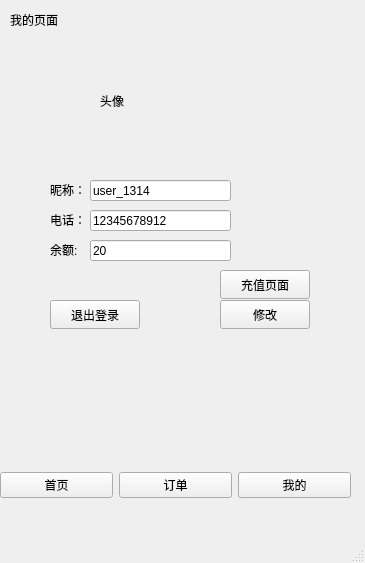
First picture: the form in client/mainwindow.ui, repository justinwills/ChargingPlatform, before the edit.
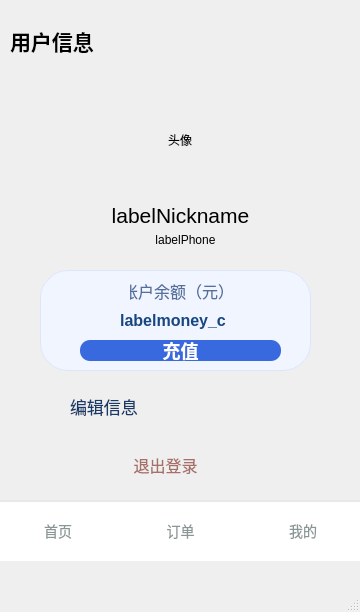
Second picture: the form after the edit.

Commit message:
把充电，用户信息，登录界面放在一起
-做了一些ui设计

Patch:
```diff
--- a/client/mainwindow.ui
+++ b/client/mainwindow.ui
@@ -6,8 +6,8 @@
    <rect>
     <x>0</x>
     <y>0</y>
-    <width>365</width>
-    <height>563</height>
+    <width>360</width>
+    <height>612</height>
    </rect>
   </property>
   <property name="windowTitle">
@@ -20,14 +20,27 @@
       <x>0</x>
       <y>0</y>
       <width>361</width>
-      <height>461</height>
+      <height>561</height>
      </rect>
     </property>
     <property name="autoFillBackground">
      <bool>false</bool>
     </property>
     <property name="styleSheet">
-     <string notr="true"/>
+     <string notr="true">#pageLogin,#pageHome,#pageEditMine,#pageRecharge,#pageCharge {
+    background-color: qlineargradient(
+        spread:pad,
+        x1:0,
+        y1:0,
+        x2:0,
+        y2:1,
+        stop:0 #3230BA,
+        stop:1 #537CFF
+    );
+
+    border: none;
+}
+</string>
     </property>
     <property name="currentIndex">
      <number>2</number>
@@ -218,195 +231,295 @@
     </widget>
     </widget>
     <widget class="QWidget" name="pageMine">
-     <widget class="QLabel" name="label_3">
-      <property name="geometry">
-       <rect>
-        <x>10</x>
-        <y>10</y>
-        <width>63</width>
-        <height>20</height>
-       </rect>
-      </property>
-      <property name="text">
-       <string>我的页面</string>
-      </property>
-     </widget>
+     <property name="styleSheet">
+      <string notr="true">QWidget#pageMine {
+    background: qlineargradient(
+        x1:0, y1:0,
+        x2:0, y2:1,
+        stop:0 #3230BA,
+        stop:1 #537CFF
+    );
+}</string>
+     </property>
      <widget class="QLabel" name="labelPhoto">
       <property name="geometry">
        <rect>
-        <x>100</x>
-        <y>60</y>
-        <width>121</width>
-        <height>81</height>
+        <x>130</x>
+        <y>90</y>
+        <width>100</width>
+        <height>100</height>
        </rect>
       </property>
+      <property name="styleSheet">
+       <string notr="true">color: rgb(0, 0, 0);</string>
+      </property>
       <property name="text">
        <string>头像</string>
       </property>
-     </widget>
-     <widget class="QLabel" name="labelUserName">
-      <property name="geometry">
-       <rect>
-        <x>50</x>
-        <y>180</y>
-        <width>41</width>
-        <height>20</height>
-       </rect>
-      </property>
-      <property name="text">
-       <string>昵称：</string>
-      </property>
-     </widget>
-     <widget class="QLabel" name="labelMoney">
-      <property name="geometry">
-       <rect>
-        <x>50</x>
-        <y>240</y>
-        <width>41</width>
-        <height>20</height>
-       </rect>
-      </property>
-      <property name="text">
-       <string>余额:</string>
-      </property>
-     </widget>
-     <widget class="QLabel" name="labelPhoneNumber">
-      <property name="geometry">
-       <rect>
-        <x>50</x>
-        <y>210</y>
-        <width>41</width>
-        <height>20</height>
-       </rect>
-      </property>
-      <property name="text">
-       <string>电话：</string>
-      </property>
-     </widget>
-     <widget class="QLineEdit" name="editUserName">
-      <property name="geometry">
-       <rect>
-        <x>90</x>
-        <y>180</y>
-        <width>141</width>
-        <height>21</height>
-       </rect>
-      </property>
-      <property name="text">
-       <string>user_1314</string>
-      </property>
-      <property name="readOnly">
-       <bool>true</bool>
-      </property>
-     </widget>
-     <widget class="QLineEdit" name="editPhoneNumber">
-      <property name="geometry">
-       <rect>
-        <x>90</x>
-        <y>210</y>
-        <width>141</width>
-        <height>21</height>
-       </rect>
-      </property>
-      <property name="text">
-       <string>12345678912</string>
-      </property>
-      <property name="readOnly">
-       <bool>true</bool>
-      </property>
-     </widget>
-     <widget class="QLineEdit" name="editMoney">
-      <property name="geometry">
-       <rect>
-        <x>90</x>
-        <y>240</y>
-        <width>141</width>
-        <height>21</height>
-       </rect>
-      </property>
-      <property name="text">
-       <string>20</string>
-      </property>
-      <property name="readOnly">
-       <bool>true</bool>
+      <property name="alignment">
+       <set>Qt::AlignmentFlag::AlignCenter</set>
       </property>
      </widget>
      <widget class="QPushButton" name="BtnSetting">
       <property name="geometry">
        <rect>
-        <x>220</x>
-        <y>300</y>
-        <width>90</width>
-        <height>29</height>
+        <x>40</x>
+        <y>380</y>
+        <width>261</width>
+        <height>52</height>
        </rect>
       </property>
+      <property name="styleSheet">
+       <string notr="true">
+QPushButton#BtnSetting {
+    background-color: transparent;
+
+    border: none;
+    border-radius: 0px;
+
+    color: #173A68;
+    font-size: 17px;
+
+    text-align: left;
+
+    padding-left: 30px;
+    padding-right: 10px;
+
+    min-height: 52px;
+}
+
+
+/* 鼠标悬停 */
+QPushButton#BtnSetting:hover {
+    background-color: rgb(69, 104, 211);
+}
+
+
+/* 按下 */
+QPushButton#BtnSetting:pressed, {
+    background-color: #EBF1F8;
+}
+</string>
+      </property>
       <property name="text">
-       <string>修改</string>
+       <string>编辑信息</string>
+      </property>
+     </widget>
+     <widget class="QPushButton" name="BtnLeave">
+      <property name="geometry">
+       <rect>
+        <x>130</x>
+        <y>440</y>
+        <width>71</width>
+        <height>50</height>
+       </rect>
+      </property>
+      <property name="styleSheet">
+       <string notr="true">QPushButton#BtnLeave{
+    background-color: transparent;
+
+    border: none;
+
+    color: #A66F67;
+    font-size: 16px;
+
+    min-height: 50px;
+}
+
+
+QPushButton#BtnLeave:hover {
+    color: white;
+}
+
+
+QPushButton#BtnLeave:pressed {
+    background-color: #FBEAE8;
+}</string>
+      </property>
+      <property name="text">
+       <string>退出登录</string>
       </property>
      </widget>
      <widget class="QLabel" name="labelNickname">
       <property name="geometry">
        <rect>
-        <x>90</x>
-        <y>180</y>
-        <width>141</width>
-        <height>20</height>
+        <x>80</x>
+        <y>200</y>
+        <width>201</width>
+        <height>31</height>
        </rect>
       </property>
+      <property name="font">
+       <font>
+        <pointsize>16</pointsize>
+       </font>
+      </property>
       <property name="text">
-       <string/>
+       <string>labelNickname</string>
+      </property>
+      <property name="alignment">
+       <set>Qt::AlignmentFlag::AlignCenter</set>
       </property>
      </widget>
      <widget class="QLabel" name="labelPhone">
       <property name="geometry">
        <rect>
-        <x>90</x>
-        <y>210</y>
-        <width>141</width>
+        <x>110</x>
+        <y>230</y>
+        <width>151</width>
         <height>20</height>
        </rect>
       </property>
       <property name="text">
-       <string/>
+       <string>labelPhone</string>
+      </property>
+      <property name="alignment">
+       <set>Qt::AlignmentFlag::AlignCenter</set>
       </property>
      </widget>
-     <widget class="QLabel" name="labelMoney_c">
+     <widget class="QFrame" name="balanceFrame">
       <property name="geometry">
        <rect>
-        <x>90</x>
-        <y>240</y>
-        <width>141</width>
-        <height>20</height>
+        <x>40</x>
+        <y>270</y>
+        <width>271</width>
+        <height>101</height>
        </rect>
       </property>
-      <property name="text">
-       <string/>
+      <property name="styleSheet">
+       <string notr="true">QFrame#balanceFrame {
+    background-color: #F1F5FF;
+    border: 1px solid #DCE6FA;
+    border-radius: 28px;
+}</string>
       </property>
-     </widget>
+      <property name="frameShape">
+       <enum>QFrame::Shape::StyledPanel</enum>
+      </property>
+      <property name="frameShadow">
+       <enum>QFrame::Shadow::Raised</enum>
+      </property>
      <widget class="QPushButton" name="BtnRecharge">
       <property name="geometry">
        <rect>
-        <x>220</x>
-        <y>270</y>
-        <width>90</width>
-        <height>29</height>
-       </rect>
-      </property>
+         <x>40</x>
+         <y>70</y>
+         <width>201</width>
+         <height>21</height>
+        </rect>
+       </property>
+       <property name="sizePolicy">
+        <sizepolicy hsizetype="Fixed" vsizetype="Fixed">
+         <horstretch>0</horstretch>
+         <verstretch>0</verstretch>
+        </sizepolicy>
+       </property>
+       <property name="mouseTracking">
+        <bool>true</bool>
+       </property>
+       <property name="layoutDirection">
+        <enum>Qt::LayoutDirection::RightToLeft</enum>
+       </property>
+       <property name="styleSheet">
+        <string notr="true">QPushButton {
+    background-color: #3869DF;
+    color: white;
+    border: 0px;
+    border-radius: 10px;
+
+    font-size: 18px;
+    font-weight: bold;
+    padding-left: 24px;
+    padding-right: 24px;
+}
+
+QPushButton:hover {
+    background-color: #2F5FD2;
+}
+
+QPushButton:pressed {
+    background-color: #264FAF;
+}</string>
+       </property>
       <property name="text">
-       <string>充值页面</string>
-      </property>
-     </widget>
-     <widget class="QPushButton" name="BtnLeave">
+        <string notr="true">充值</string>
+       </property>
+      </widget>
+      <widget class="QLabel" name="labelMoney_c">
       <property name="geometry">
        <rect>
-        <x>50</x>
-        <y>300</y>
-        <width>90</width>
-        <height>29</height>
-       </rect>
-      </property>
+         <x>80</x>
+         <y>40</y>
+         <width>106</width>
+         <height>21</height>
+        </rect>
+       </property>
+       <property name="styleSheet">
+        <string notr="true">color: #184681;
+    font-size: 16px;
+    font-weight: bold;
+    background-color: transparent;
+    border: none;</string>
+       </property>
       <property name="text">
-       <string>退出登录</string>
+        <string>labelmoney_c</string>
+       </property>
+       <property name="alignment">
+        <set>Qt::AlignmentFlag::AlignCenter</set>
+       </property>
+      </widget>
+      <widget class="QLabel" name="labelBalanceTitle">
+       <property name="geometry">
+        <rect>
+         <x>90</x>
+         <y>10</y>
+         <width>96</width>
+         <height>21</height>
+        </rect>
+       </property>
+       <property name="styleSheet">
+        <string notr="true"> 
+    color: #526F9D;
+    font-size: 16px;
+    background-color: transparent;
+    border: none;</string>
+       </property>
+       <property name="text">
+        <string>账户余额（元）</string>
+       </property>
+       <property name="alignment">
+        <set>Qt::AlignmentFlag::AlignCenter</set>
+       </property>
+      </widget>
+     </widget>
+     <widget class="QLabel" name="label_title_mine">
+      <property name="geometry">
+       <rect>
+        <x>10</x>
+        <y>20</y>
+        <width>151</width>
+        <height>41</height>
+       </rect>
+      </property>
+      <property name="sizePolicy">
+       <sizepolicy hsizetype="Expanding" vsizetype="Expanding">
+        <horstretch>0</horstretch>
+        <verstretch>0</verstretch>
+       </sizepolicy>
+      </property>
+      <property name="font">
+       <font>
+        <family>Segoe UI Black</family>
+        <pointsize>16</pointsize>
+        <bold>true</bold>
+       </font>
+      </property>
+      <property name="styleSheet">
+       <string notr="true">
+color: rgb(0, 0, 0);</string>
+      </property>
+      <property name="text">
+       <string>用户信息</string>
       </property>
      </widget>
     </widget>
@@ -486,6 +599,58 @@
        <string>取消</string>
       </property>
      </widget>
+     <widget class="QWidget" name="layoutWidget">
+      <property name="geometry">
+       <rect>
+        <x>40</x>
+        <y>220</y>
+        <width>231</width>
+        <height>31</height>
+       </rect>
+      </property>
+      <layout class="QHBoxLayout" name="horizontalLayout_2">
+       <item>
+        <widget class="QLabel" name="labelUserName_2">
+         <property name="text">
+          <string>昵称：</string>
+         </property>
+        </widget>
+       </item>
+       <item>
+        <widget class="QLineEdit" name="lineEditNickname"/>
+       </item>
+      </layout>
+     </widget>
+     <widget class="QLabel" name="label_title_mine_2">
+      <property name="geometry">
+       <rect>
+        <x>20</x>
+        <y>10</y>
+        <width>191</width>
+        <height>41</height>
+       </rect>
+      </property>
+      <property name="sizePolicy">
+       <sizepolicy hsizetype="Expanding" vsizetype="Expanding">
+        <horstretch>0</horstretch>
+        <verstretch>0</verstretch>
+       </sizepolicy>
+      </property>
+      <property name="font">
+       <font>
+        <family>Segoe UI Black</family>
+        <pointsize>16</pointsize>
+        <bold>true</bold>
+       </font>
+      </property>
+      <property name="styleSheet">
+       <string notr="true">
+color: rgb(7, 7, 7);</string>
+      </property>
+      <property name="text">
+       <string>编辑用户信息</string>
+      </property>
+     </widget>
     </widget>
     <widget class="QWidget" name="pageRecharge">
      <widget class="QLabel" name="labelRechargeInterface">
@@ -762,40 +927,151 @@
    <property name="geometry">
     <rect>
     <x>0</x>
-    <y>460</y>
+      <y>500</y>
     <width>361</width>
-    <height>51</height>
-    </rect>
-   </property>
+      <height>61</height>
+     </rect>
+    </property>
+    <property name="styleSheet">
+     <string notr="true">#widgetNavigation{
+    background-color:  white;
+    border-top: 2px solid #E8E8E8;
+}</string>
+    </property>
    <widget class="QWidget" name="layoutWidget">
     <property name="geometry">
     <rect>
      <x>0</x>
-     <y>10</y>
-     <width>351</width>
-     <height>31</height>
+       <y>0</y>
+       <width>361</width>
+       <height>61</height>
     </rect>
     </property>
     <layout class="QHBoxLayout" name="horizontalLayout">
     <item>
      <widget class="QPushButton" name="BtnHome">
+        <property name="sizePolicy">
+         <sizepolicy hsizetype="Expanding" vsizetype="Expanding">
+          <horstretch>0</horstretch>
+          <verstretch>0</verstretch>
+         </sizepolicy>
+        </property>
+        <property name="styleSheet">
+         <string notr="true">QPushButton {
+    background-color:  transparent;
+    border: none;
+
+    color: #899695;
+    font-size: 14px;
+
+    padding: 12px 0px;
+}
+
+QPushButton:hover {
+    color: rgb(209, 209, 209);
+}
+
+QPushButton:pressed {
+    background-color:rgb(167, 167, 167);
+}
+
+QPushButton:checked {
+    color: #245BFF;
+    font-weight: bold;
+}</string>
+        </property>
       <property name="text">
       <string>首页</string>
       </property>
+        <property name="checkable">
+         <bool>true</bool>
+        </property>
      </widget>
     </item>
     <item>
      <widget class="QPushButton" name="BtnCharge">
+        <property name="sizePolicy">
+         <sizepolicy hsizetype="Expanding" vsizetype="Expanding">
+          <horstretch>0</horstretch>
+          <verstretch>0</verstretch>
+         </sizepolicy>
+        </property>
+        <property name="styleSheet">
+         <string notr="true">QPushButton {
+    background-color: transparent;
+    border: none;
+
+    color: #899695;
+    font-size: 14px;
+
+    padding: 12px 0px;
+}
+
+QPushButton:hover {
+    color: rgb(209, 209, 209);
+}
+
+QPushButton:pressed {
+    background-color:rgb(167, 167, 167);
+}
+
+QPushButton:checked {
+    color: #245BFF;
+    font-weight: bold;
+}</string>
+        </property>
       <property name="text">
       <string>订单</string>
       </property>
+        <property name="checkable">
+         <bool>true</bool>
+        </property>
+        <property name="checked">
+         <bool>false</bool>
+        </property>
+        <property name="autoRepeat">
+         <bool>false</bool>
+        </property>
      </widget>
     </item>
     <item>
      <widget class="QPushButton" name="BtnMine">
+        <property name="sizePolicy">
+         <sizepolicy hsizetype="Expanding" vsizetype="Expanding">
+          <horstretch>0</horstretch>
+          <verstretch>0</verstretch>
+         </sizepolicy>
+        </property>
+        <property name="styleSheet">
+         <string notr="true">QPushButton {
+    background-color: transparent;
+    border: none;
+
+    color: #899695;
+    font-size: 14px;
+
+    padding: 12px 0px;
+}
+
+QPushButton:hover {
+    color: rgb(209, 209, 209);
+}
+
+QPushButton:pressed {
+    background-color:rgb(167, 167, 167);
+}
+
+QPushButton:checked {
+    color: #245BFF;
+    font-weight: bold;
+}</string>
+        </property>
       <property name="text">
       <string>我的</string>
       </property>
+        <property name="checkable">
+         <bool>true</bool>
+        </property>
      </widget>
     </item>
     </layout>
```
Left out of the diff: 387 changed lines with no effect on the pictures. Lines whose indentation alone changed are shown as unchanged. The commit also changes 2 other files.
